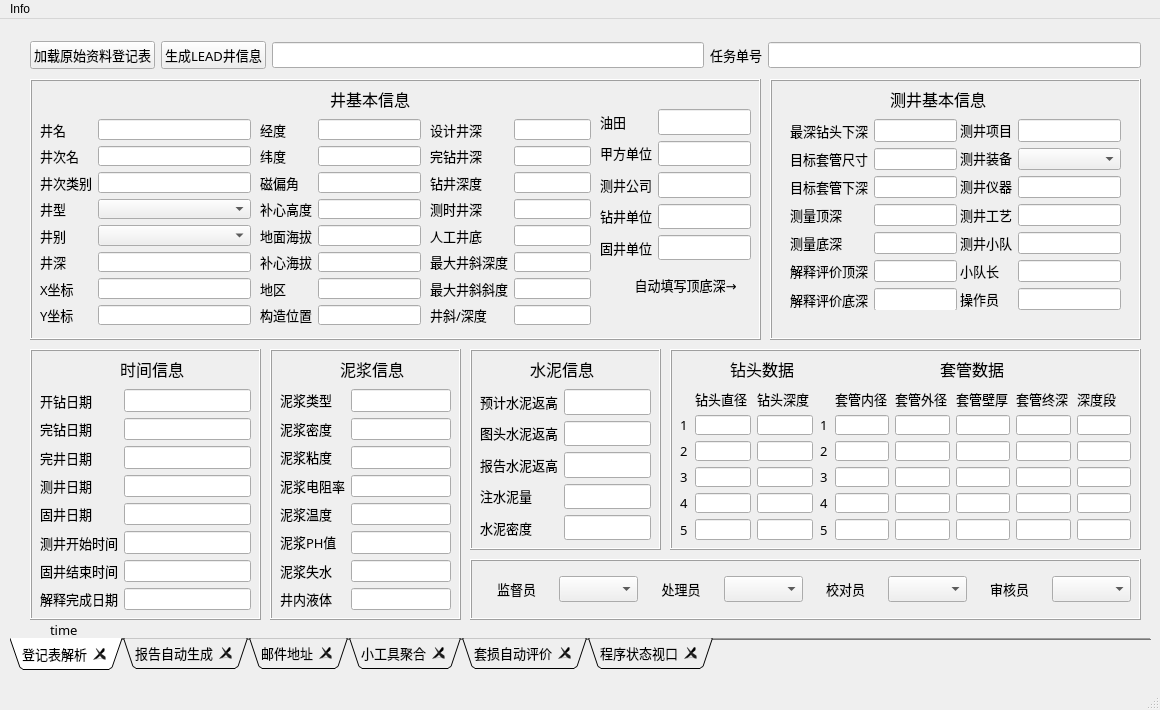
KiwiPapa/4Stars-EngineerLoggingAssistant, file WELL_INTEGRITY_UI.ui: the form before one commit.
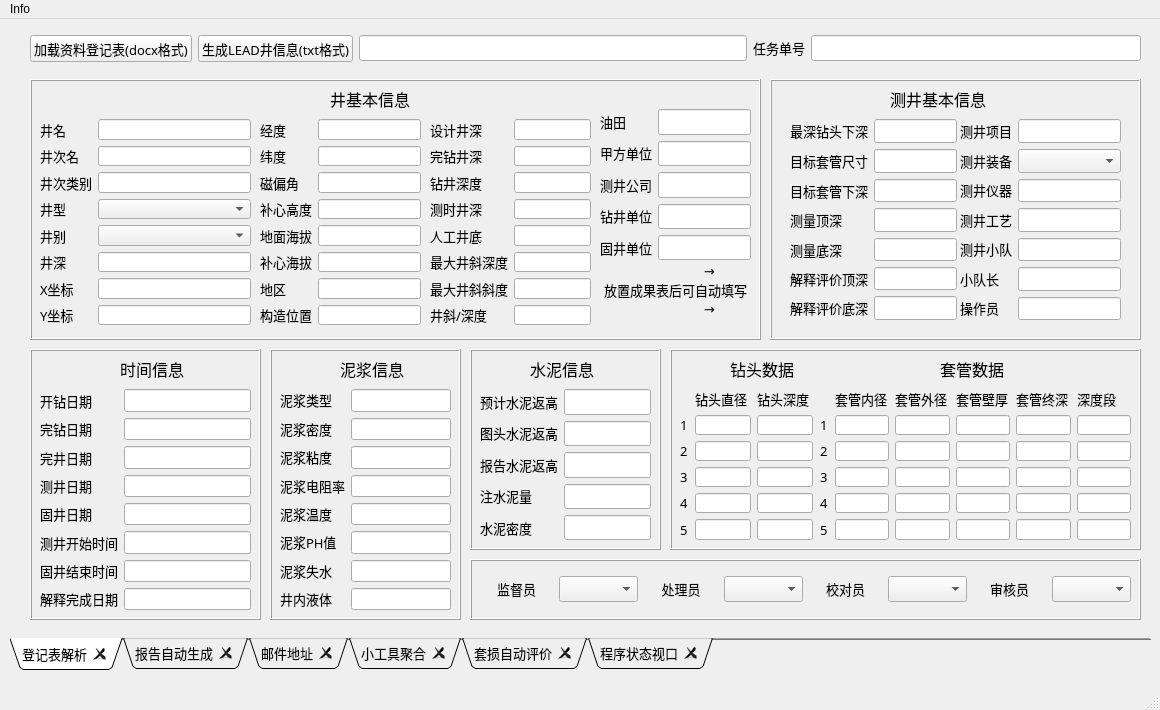
The form after the commit.

Patch:
```diff
--- a/WELL_INTEGRITY_UI.ui
+++ b/WELL_INTEGRITY_UI.ui
@@ -516,17 +516,22 @@
       <widget class="QPushButton" name="pushButton_53">
        <property name="geometry">
         <rect>
-         <x>590</x>
-         <y>190</y>
-         <width>131</width>
-         <height>31</height>
+         <x>560</x>
+         <y>180</y>
+         <width>171</width>
+         <height>61</height>
         </rect>
        </property>
+       <property name="autoFillBackground">
+        <bool>false</bool>
+       </property>
        <property name="styleSheet">
         <string notr="true">font: 10pt &quot;黑体&quot;;</string>
        </property>
        <property name="text">
-        <string>自动填写顶底深→</string>
+        <string>                    →
+放置成果表后可自动填写
+                    →</string>
        </property>
        <property name="autoDefault">
         <bool>false</bool>
@@ -1078,7 +1083,7 @@
          <x>20</x>
          <y>40</y>
          <width>167</width>
-         <height>191</height>
+         <height>201</height>
         </rect>
        </property>
        <property name="styleSheet">
@@ -1238,7 +1243,7 @@
          <x>190</x>
          <y>40</y>
          <width>161</width>
-         <height>191</height>
+         <height>201</height>
         </rect>
        </property>
        <property name="styleSheet">
@@ -2447,7 +2452,7 @@
         <x>20</x>
         <y>16</y>
         <width>1111</width>
-        <height>41</height>
+        <height>27</height>
        </rect>
       </property>
       <property name="styleSheet">
@@ -2462,7 +2467,7 @@
             <string notr="true">font: 10pt &quot;黑体&quot;;</string>
            </property>
            <property name="text">
-            <string>加载原始资料登记表</string>
+            <string>加载资料登记表(docx格式)</string>
            </property>
           </widget>
          </item>
@@ -2472,7 +2477,7 @@
             <string notr="true">font: 10pt &quot;黑体&quot;;</string>
            </property>
            <property name="text">
-            <string>生成LEAD井信息</string>
+            <string>生成LEAD井信息(txt格式)</string>
            </property>
           </widget>
          </item>
@@ -2667,15 +2672,32 @@
        <rect>
         <x>40</x>
         <y>600</y>
-        <width>231</width>
+        <width>301</width>
         <height>21</height>
        </rect>
       </property>
       <property name="styleSheet">
+       <string notr="true">font: 10pt &quot;黑体&quot;;
+color: rgb(0, 0, 255)</string>
+      </property>
+      <property name="text">
+       <string/>
+      </property>
+     </widget>
+     <widget class="QLabel" name="label_132">
+      <property name="geometry">
+       <rect>
+        <x>460</x>
+        <y>600</y>
+        <width>671</width>
+        <height>20</height>
+       </rect>
+      </property>
+      <property name="styleSheet">
        <string notr="true">font: 10pt &quot;黑体&quot;;</string>
       </property>
       <property name="text">
-       <string>time</string>
+       <string/>
       </property>
      </widget>
     </widget>
```
Left out of the diff: 58 changed lines with no effect on the pictures.
